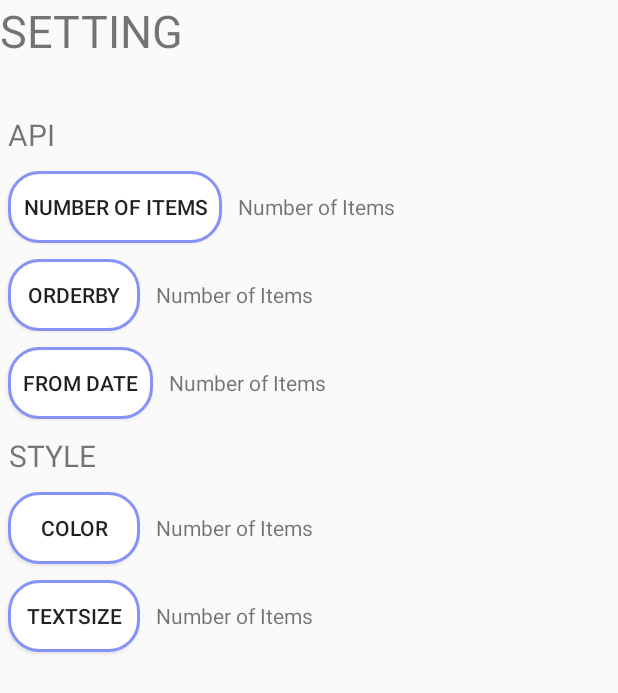
After one commit to imhmdrz/Guardian-news-android, an Android app: the layout fragment_setting.xml on its own in the app's theme, with its tools: preview values and no code run, on a phone screen of 412 x 824 dp. The commit adds this screen. Shown: the top 693 px of the screen. Run offline under Robolectric (Android 15) with nearby library versions, the phone set to English and light mode, and no system bars.

Commit message:
add setting UI

```diff
--- /dev/null
+++ b/app/src/main/res/drawable/shape_btn.xml
@@ -0,0 +1,23 @@
+<?xml version="1.0" encoding="utf-8"?>
+<shape xmlns:android="http://schemas.android.com/apk/res/android">
+
+    <solid
+        android:color="@color/white"/>
+
+    <corners
+        android:topLeftRadius="20dp"
+        android:topRightRadius="20dp"
+        android:bottomLeftRadius="20dp"
+        android:bottomRightRadius="20dp"
+        />
+    <padding
+        android:left="10dp"
+        android:right="10dp"
+        android:top="10dp"
+        android:bottom="10dp"/>
+
+    <stroke
+        android:width="2dp"
+        android:color="#8692f7"/>
+
+</shape>
--- /dev/null
+++ b/app/src/main/res/layout/fragment_setting.xml
@@ -0,0 +1,114 @@
+<?xml version="1.0" encoding="utf-8"?>
+<androidx.appcompat.widget.LinearLayoutCompat xmlns:android="http://schemas.android.com/apk/res/android"
+    xmlns:tools="http://schemas.android.com/tools"
+    android:layout_width="match_parent"
+    android:layout_height="match_parent"
+    android:orientation="vertical"
+    tools:context=".uiHolder.setting.SettingFragment">
+    <TextView
+        android:layout_width="wrap_content"
+        android:layout_height="wrap_content"
+        android:gravity="center"
+        android:textSize="30sp"
+        android:text="SETTING"
+        android:layout_marginBottom="30dp"/>
+    <TextView
+        android:layout_margin="5dp"
+        android:layout_width="wrap_content"
+        android:layout_height="wrap_content"
+        android:gravity="center"
+        android:textSize="20sp"
+        android:text="API"/>
+    <androidx.appcompat.widget.LinearLayoutCompat
+        android:layout_width="wrap_content"
+        android:layout_height="wrap_content">
+        <Button
+            android:background="@drawable/shape_btn"
+            android:id="@+id/btnGetNumber"
+            android:layout_margin="5dp"
+            android:layout_width="wrap_content"
+            android:layout_height="wrap_content"
+            android:text="Number of Items"/>
+        <TextView
+            android:id="@+id/tvNumber"
+            android:layout_width="wrap_content"
+            android:layout_height="wrap_content"
+            android:text="Number of Items"
+            android:layout_margin="5dp"/>
+    </androidx.appcompat.widget.LinearLayoutCompat>
+    <androidx.appcompat.widget.LinearLayoutCompat
+        android:layout_width="wrap_content"
+        android:layout_height="wrap_content">
+        <Button
+            android:background="@drawable/shape_btn"
+            android:id="@+id/btnOrderBy"
+            android:layout_margin="5dp"
+            android:layout_width="wrap_content"
+            android:layout_height="wrap_content"
+            android:text="orderBy"/>
+        <TextView
+            android:id="@+id/tvOrderBy"
+            android:layout_width="wrap_content"
+            android:layout_height="wrap_content"
+            android:text="Number of Items"
+            android:layout_margin="5dp"/>
+    </androidx.appcompat.widget.LinearLayoutCompat>
+    <androidx.appcompat.widget.LinearLayoutCompat
+        android:layout_width="wrap_content"
+        android:layout_height="wrap_content">
+        <Button
+            android:background="@drawable/shape_btn"
+            android:id="@+id/btnStartAt"
+            android:layout_margin="5dp"
+            android:layout_width="wrap_content"
+            android:layout_height="wrap_content"
+            android:text="from Date"/>
+        <TextView
+            android:id="@+id/tvStartAt"
+            android:layout_width="wrap_content"
+            android:layout_height="wrap_content"
+            android:text="Number of Items"
+            android:layout_margin="5dp"/>
+    </androidx.appcompat.widget.LinearLayoutCompat>
+    <TextView
+        android:layout_margin="5dp"
+        android:layout_width="wrap_content"
+        android:layout_height="wrap_content"
+        android:gravity="center"
+        android:textSize="20sp"
+        android:text="STYLE"/>
+    <androidx.appcompat.widget.LinearLayoutCompat
+        android:layout_width="wrap_content"
+        android:layout_height="wrap_content">
+        <Button
+            android:background="@drawable/shape_btn"
+            android:id="@+id/btnColor"
+            android:layout_margin="5dp"
+            android:layout_width="wrap_content"
+            android:layout_height="wrap_content"
+            android:text="Color"/>
+        <TextView
+            android:id="@+id/tvColor"
+            android:layout_width="wrap_content"
+            android:layout_height="wrap_content"
+            android:text="Number of Items"
+            android:layout_margin="5dp"/>
+    </androidx.appcompat.widget.LinearLayoutCompat>
+    <androidx.appcompat.widget.LinearLayoutCompat
+        android:layout_width="wrap_content"
+        android:layout_height="wrap_content">
+        <Button
+            android:background="@drawable/shape_btn"
+            android:id="@+id/btnTextSize"
+            android:layout_margin="5dp"
+            android:layout_width="wrap_content"
+            android:layout_height="wrap_content"
+            android:text="textSize"/>
+        <TextView
+            android:id="@+id/tvTextSize"
+            android:layout_width="wrap_content"
+            android:layout_height="wrap_content"
+            android:text="Number of Items"
+            android:layout_margin="5dp"/>
+    </androidx.appcompat.widget.LinearLayoutCompat>
+</androidx.appcompat.widget.LinearLayoutCompat>
--- a/app/src/main/res/values-night/themes.xml
+++ b/app/src/main/res/values-night/themes.xml
@@ -5,4 +5,9 @@
 
 
     </style>
+
+    <style name="DialogAnimation">
+        <item name="android:windowEnterAnimation">@anim/slide_in_bottom</item>
+        <item name="android:windowExitAnimation">@anim/slide_out_bottom</item>
+    </style>
 </resources>
--- a/app/src/main/res/values/strings.xml
+++ b/app/src/main/res/values/strings.xml
@@ -2,4 +2,6 @@
     <string name="app_name">Guardian</string>
     <string name="open">open</string>
     <string name="close">close</string>
+    <!-- TODO: Remove or change this placeholder text -->
+    <string name="hello_blank_fragment">Hello blank fragment</string>
 </resources>
--- a/app/src/main/res/values/themes.xml
+++ b/app/src/main/res/values/themes.xml
@@ -12,4 +12,9 @@
         <item name="android:textSize">9sp</item>
     </style>
 
+    <style name="DialogAnimation">
+        <item name="android:windowEnterAnimation">@anim/slide_in_bottom</item>
+        <item name="android:windowExitAnimation">@anim/slide_out_bottom</item>
+    </style>
+
 </resources>
```
Also changed, not shown: app/src/main/java/com/example/myproj/MainActivity.kt (+32 -5 lines), app/src/main/java/com/example/myproj/uiHolder/setting/SettingFragment.kt (added, +107 -0 lines), app/src/main/res/anim/slide_in_bottom.xml (added, +10 -0 lines), app/src/main/res/anim/slide_out_bottom.xml (added, +10 -0 lines), app/src/main/res/drawable/dialogsh.xml (added, +20 -0 lines), app/src/main/res/drawable/icons8_settings.xml (added, +9 -0 lines), app/src/main/res/layout/number_of_item_d.xml (added, +93 -0 lines), app/src/main/res/menu/option_menu.xml (added, +11 -0 lines).
